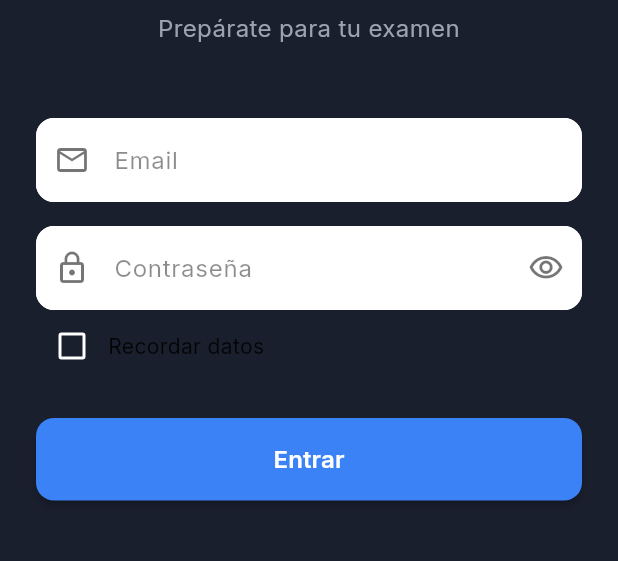
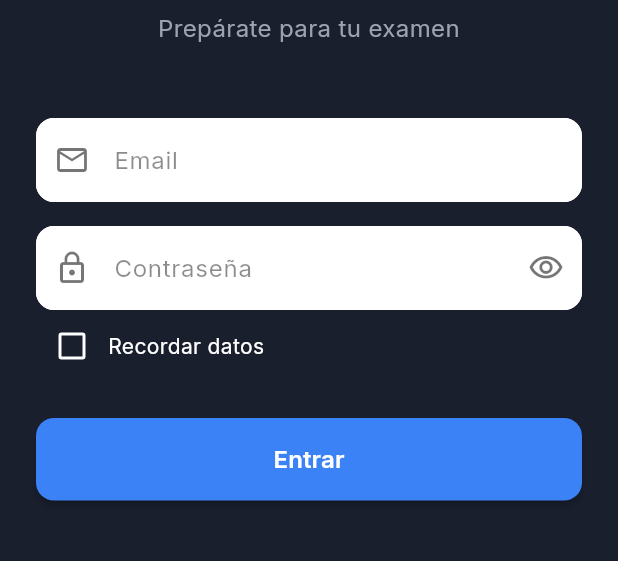
Before and after one commit to luccefe1-ship-it/app-movil-sistema-examenes, a Flutter app: the screen it shows after launch, on a phone screen of 412 x 824 dp, the part 476-1037 px from its top. Run offline on Flutter 3.47's test engine with Material 3 defaults, Android fonts, the phone set to English and light mode, and no system bars; our stand-ins replace cloud_firestore, firebase_auth, firebase_core, fl_chart, google_fonts, shared_preferences; accounts and stored records are empty.

Commit message:
Update login_screen.dart

```diff
--- a/lib/screens/auth/login_screen.dart
+++ b/lib/screens/auth/login_screen.dart
@@ -208,7 +208,7 @@ class _LoginScreenState extends State<LoginScreen> {
                         onChanged: (v) => setState(() => _recordarDatos = v ?? false),
                         activeColor: AppColors.primary,
                       ),
-                      Text('Recordar datos', style: GoogleFonts.inter(fontSize: 14, color: Colors.black87)),
+                      Text('Recordar datos', style: GoogleFonts.inter(fontSize: 14, color: Colors.white)),
                     ],
                   ),
                   const SizedBox(height: 24),
```
